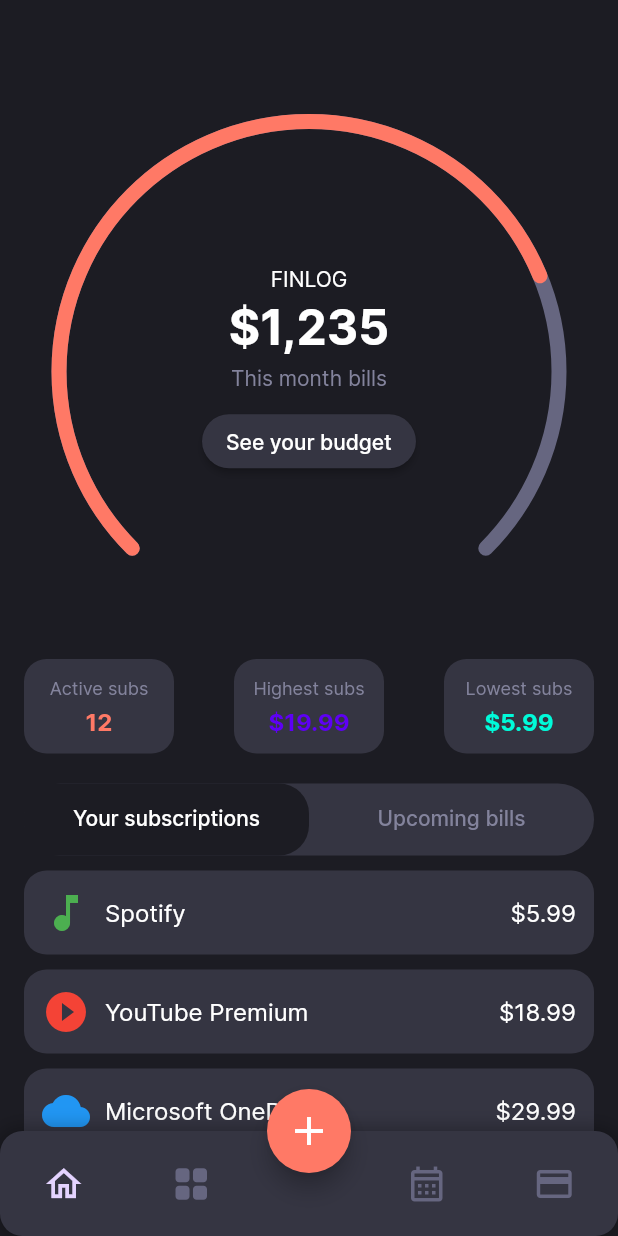
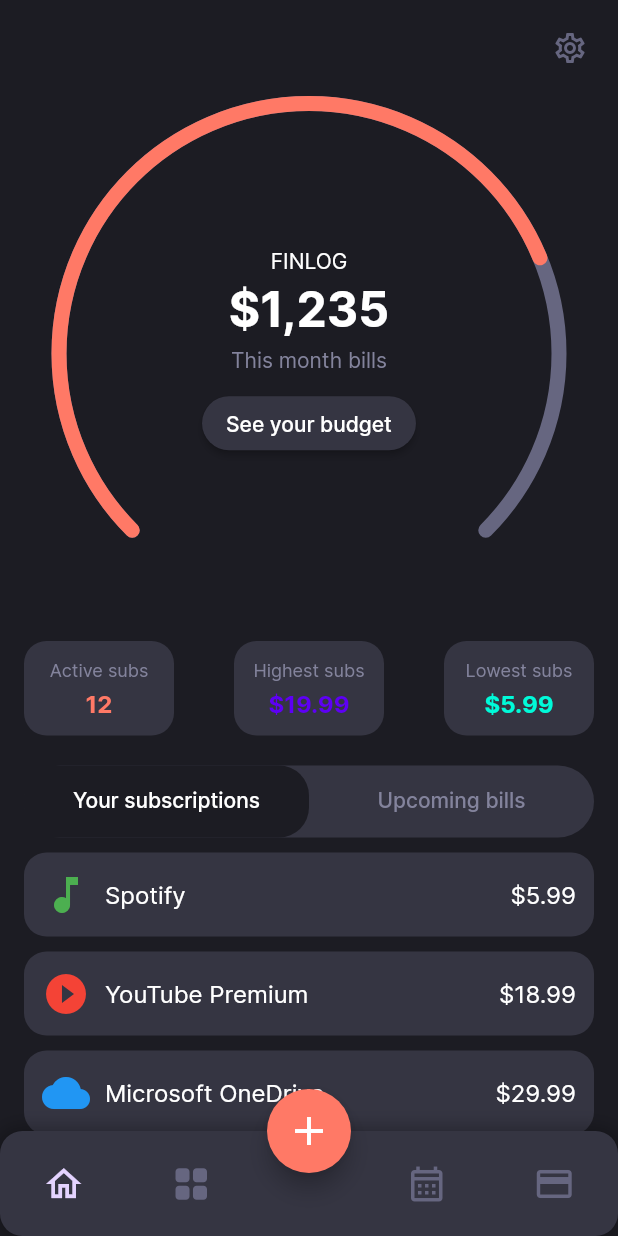
Before and after one commit to SAPNIL-M/FinLog, a Flutter app: the screen it shows after launch, on a phone screen of 412 x 824 dp. Run offline on Flutter 3.47's test engine with Material 3 defaults, Android fonts, the phone set to English and light mode, and no system bars; drawn by our look-alikes of animated_bottom_navigation_bar, dashed_circular_progress_bar.

Commit message:
finished the ui of the home page

```diff
--- a/lib/view/maintab/home_screen.dart
+++ b/lib/view/maintab/home_screen.dart
@@ -32,13 +32,23 @@
   Widget build(BuildContext context) {
     return Scaffold(
       backgroundColor: TColor.gray80,
-      appBar: AppBar(
-        backgroundColor: Colors.transparent,
-        elevation: 0,
-      ),
       body: Column(
         children: [
-          const SizedBox(height: 20),
+          Padding(
+            padding: const EdgeInsets.all(8.0),
+            child: Row(
+              mainAxisAlignment: MainAxisAlignment.end,
+              children: [
+                IconButton(
+                  icon: Icon(
+                    Icons.settings_outlined,
+                    color: TColor.gray50,
+                  ),
+                  onPressed: () {},
+                ),
+              ],
+            ),
+          ),
 
           // Circular Progress Bar
           Center(
```
